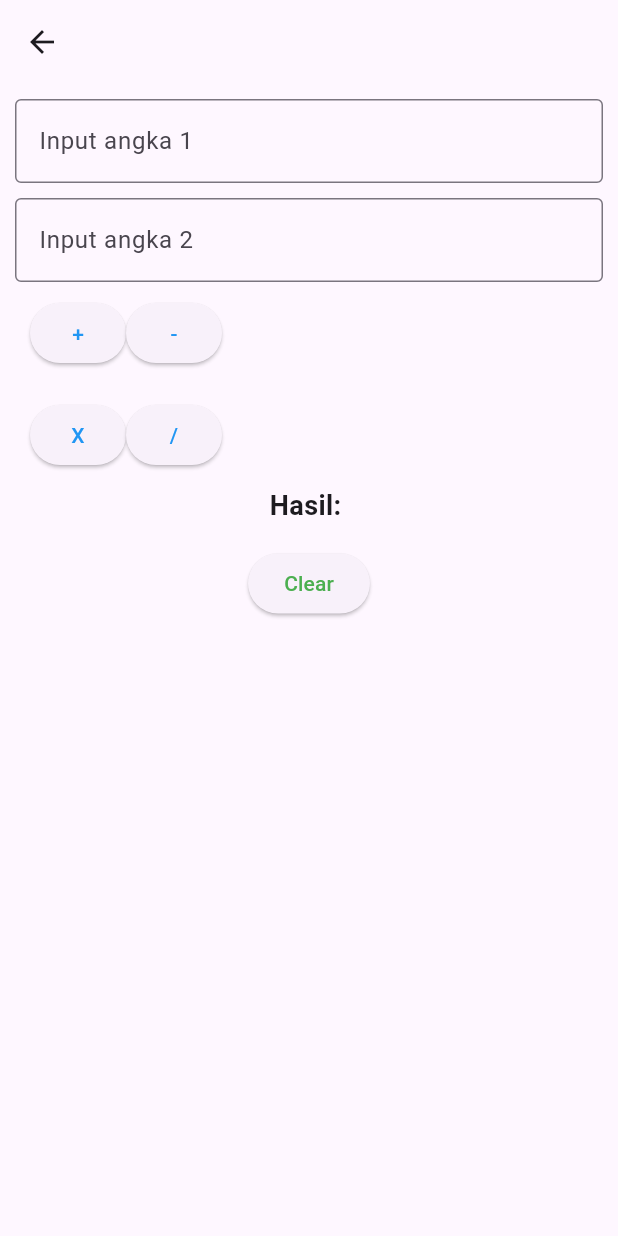
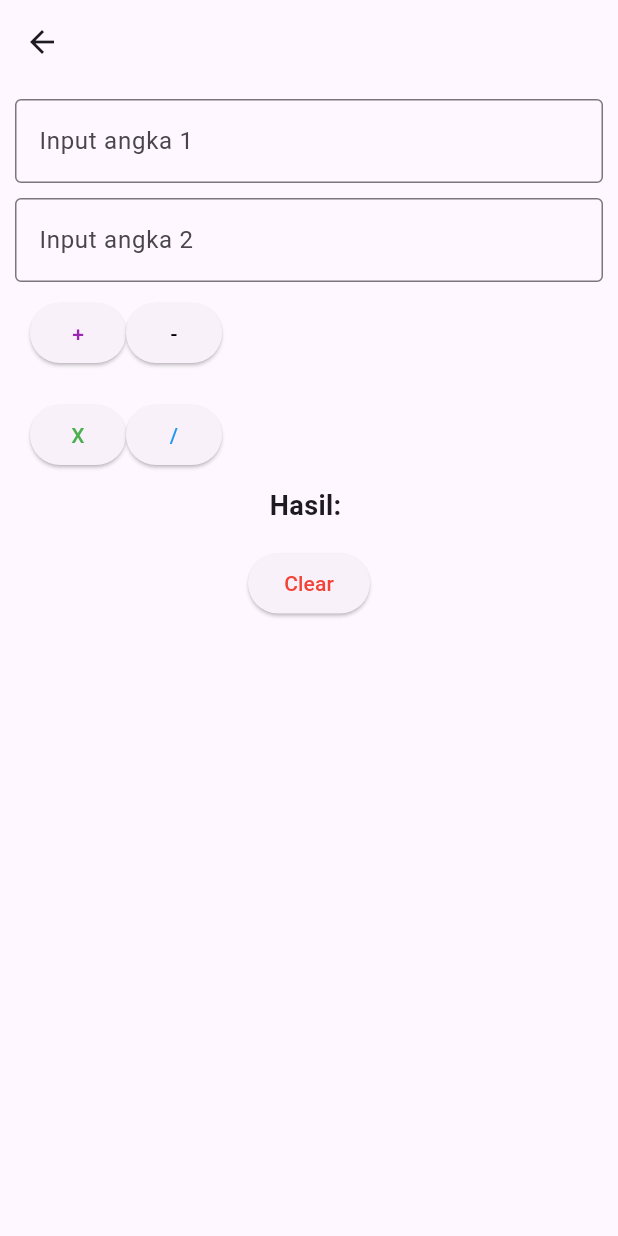
Before and after one commit to XOsmar969/tugas1_part2_flutter_11pplg1_27, a Flutter app: the CalculatorPage screen opened by its route, after a tap on "Clear", on a phone screen of 412 x 824 dp. Run offline on Flutter 3.47's test engine with Material 3 defaults, Android fonts, the phone set to English and light mode, and no system bars; our stand-ins replace get; network calls fail.

```diff
--- a/latihan1/lib/login_page.dart
+++ b/latihan1/lib/login_page.dart
@@ -18,8 +18,8 @@ class _LoginPageState extends State<LoginPage> {
   bool isPasswordHidden = true;
 
   void login() {
-    if (controllerUsername.text == "admin" &&
-        controllerPassword.text == "admin") {
+    if (controllerUsername.text == "osmar" &&
+        controllerPassword.text == "osmar123") {
       setState(() {
         statusLogin = "Login sukses";
       });
--- a/latihan1/lib/main.dart
+++ b/latihan1/lib/main.dart
@@ -22,7 +22,7 @@ class MyApp extends StatelessWidget {
         useMaterial3: true,
       ),
 
-      initialRoute: AppRoutes.login,
+      initialRoute: AppRoutes.home,
       getPages: AppRoutes.routes,
     );
   }
--- a/latihan1/lib/pages/calculator_page.dart
+++ b/latihan1/lib/pages/calculator_page.dart
@@ -59,12 +59,12 @@ class CalculatorPage extends StatelessWidget {
                 children: [
                   CustomButton(
                     text: "+",
-                    textColor: Colors.blue,
+                    textColor: Colors.purple,
                     onPressed: () => calculatorController.tambah(),
                   ),
                   CustomButton(
                     text: "-",
-                    textColor: Colors.blue,
+                    textColor: Colors.black,
                     onPressed: () => calculatorController.kurang(),
                   ),
                 ],
@@ -76,7 +76,7 @@ class CalculatorPage extends StatelessWidget {
                 children: [
                   CustomButton(
                     text: "X",
-                    textColor: Colors.blue,
+                    textColor: Colors.green,
                     onPressed: () => calculatorController.kali(),
                   ),
                   CustomButton(
@@ -102,7 +102,7 @@ class CalculatorPage extends StatelessWidget {
 
             CustomButton(
               text: "Clear",
-              textColor: Colors.green,
+              textColor: Colors.red,
               onPressed: () => calculatorController.clear(),
             ),
 
--- a/latihan1/lib/pages/home_page.dart
+++ b/latihan1/lib/pages/home_page.dart
@@ -13,28 +13,20 @@ class HomeController extends GetxController {
     final args = Get.arguments ?? {};
     final username = args["username"] ?? "Guest";
 
-    pages = [
-      CalculatorPage(),
-      FootballPage(),
-      ProfilePage(username: username),
-    ];
+    pages = [CalculatorPage(), FootballPage(), ProfilePage(username: username)];
 
-    titles = [
-      "Calculator Page",
-      "Football Page",
-      "Profile Page",
-    ];
+    titles = ["Calculator Page", "Football Page", "Profile Page"];
   }
 }
 
 class HomePage extends StatelessWidget {
   HomePage({super.key});
-  final HomeController controller =
-      Get.put(HomeController(), permanent: true);
+  final HomeController controller = Get.put(HomeController(), permanent: true);
 
   @override
   Widget build(BuildContext context) {
-    return Obx(() => Scaffold(
+    return Obx(
+      () => Scaffold(
         appBar: AppBar(
           title: Text(controller.titles[controller.currentIndex.value]),
         ),
@@ -57,13 +49,11 @@ class HomePage extends StatelessWidget {
               icon: Icon(Icons.sports_soccer),
               label: "Football",
             ),
-              BottomNavigationBarItem(
-                icon: Icon(Icons.person),
-                label: "Profile",
-              ),
+            BottomNavigationBarItem(icon: Icon(Icons.person), label: "Profile"),
           ],
         ),
-        ));
+      ),
+    );
   }
 }
 
@@ -74,9 +64,16 @@ class ProfilePage extends StatelessWidget {
   @override
   Widget build(BuildContext context) {
     return Center(
-      child: Text(
-        "Ini Profile User: $username",
+      child: Column(
+        mainAxisSize: MainAxisSize.min,
+        children: [
+          Image.asset('assets/isagi.jpg', width: 100, height: 100),
+          const SizedBox(height: 16),
+          Text(
+            "Isagi Yoichi",
             style: const TextStyle(fontSize: 20, fontWeight: FontWeight.bold),
+          ),
+        ],
       ),
     );
   }
--- a/latihan1/pubspec.yaml
+++ b/latihan1/pubspec.yaml
@@ -62,6 +62,7 @@ flutter:
   # To add assets to your application, add an assets section, like this:
   assets:
     - assets/logotim.jpg
+    - assets/isagi.jpg
 
 
   # An image asset can refer to one or more resolution-specific "variants", see
```
Also changed, not shown: latihan1/assets/isagi.jpg (added). Lines whose indentation alone changed are shown as unchanged.
